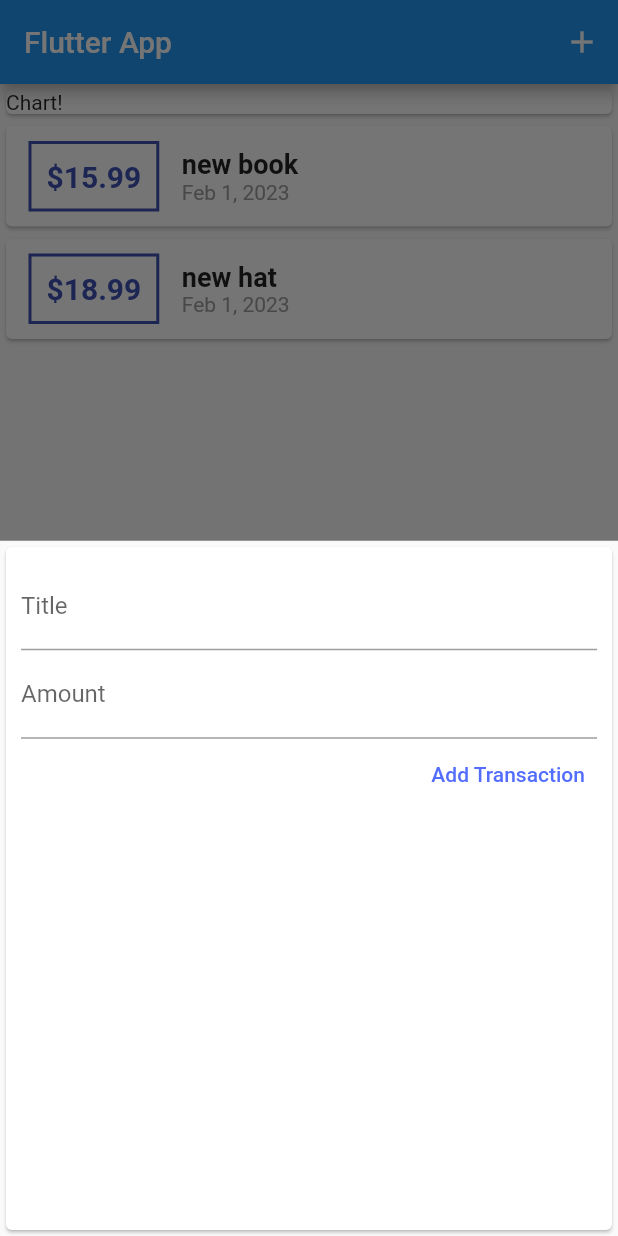
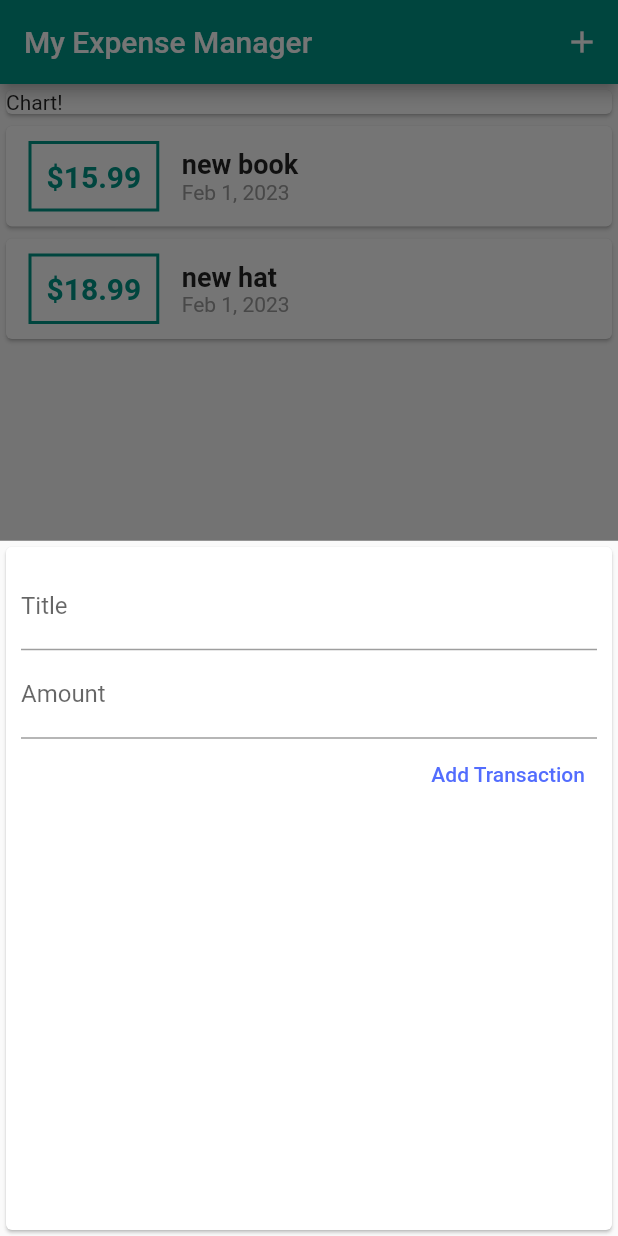
Before and after one commit to OrMizL/simple-expense-app, a Flutter app: the screen it shows after launch, after a tap on the "add" icon, on a phone screen of 412 x 824 dp. Run offline on Flutter 3.47's test engine with Material 2 defaults, Android fonts, the phone set to English and light mode, and no system bars.

Commit message:
Improving bottom sheet, added themes

```diff
--- a/lib/main.dart
+++ b/lib/main.dart
@@ -9,7 +9,11 @@ class MyApp extends StatelessWidget {
   @override
   Widget build(BuildContext context) {
     return MaterialApp(
-      title: 'Flutter App',
+      title: 'My Expense Manager',
+      theme: ThemeData(
+        primarySwatch: Colors.teal,
+        accentColor: Colors.amber,
+      ),
       home: MyHomePage(),
     );
   }
@@ -60,7 +64,7 @@ class _MyHomePageState extends State<MyHomePage> {
   Widget build(BuildContext context) {
     return Scaffold(
       appBar: AppBar(
-        title: Text('Flutter App'),
+        title: Text('My Expense Manager'),
         actions: [
           IconButton(
             onPressed: () => _startAddNewTransaction(context),
--- a/lib/widgets/new_transaction.dart
+++ b/lib/widgets/new_transaction.dart
@@ -1,11 +1,18 @@
 import 'package:flutter/material.dart';
 
-class NewTransaction extends StatelessWidget {
-  final titleController = TextEditingController();
-  final amountController = TextEditingController();
+class NewTransaction extends StatefulWidget {
   final Function addTransaction;
 
   NewTransaction(this.addTransaction);
+
+  @override
+  State<NewTransaction> createState() => _NewTransactionState();
+}
+
+class _NewTransactionState extends State<NewTransaction> {
+  final titleController = TextEditingController();
+
+  final amountController = TextEditingController();
 
   void submitForm() {
     final enteredTitle = titleController.text;
@@ -13,7 +20,9 @@ class NewTransaction extends StatelessWidget {
 
     if (enteredTitle.isEmpty || enteredAmount <= 0) return;
 
-    addTransaction(enteredTitle, enteredAmount);
+    widget.addTransaction(enteredTitle, enteredAmount);
+
+    Navigator.of(context).pop();
   }
 
   @override
--- a/lib/widgets/transaction_list.dart
+++ b/lib/widgets/transaction_list.dart
@@ -21,7 +21,7 @@ class TransactionList extends StatelessWidget {
                       EdgeInsets.symmetric(vertical: 10, horizontal: 15),
                   decoration: BoxDecoration(
                     border: Border.all(
-                      color: Colors.indigo,
+                      color: Theme.of(context).primaryColor,
                       width: 2,
                     ),
                   ),
@@ -31,7 +31,7 @@ class TransactionList extends StatelessWidget {
                     style: TextStyle(
                       fontWeight: FontWeight.bold,
                       fontSize: 20,
-                      color: Colors.indigo,
+                      color: Theme.of(context).primaryColor,
                     ),
                   ),
                 ),
```
